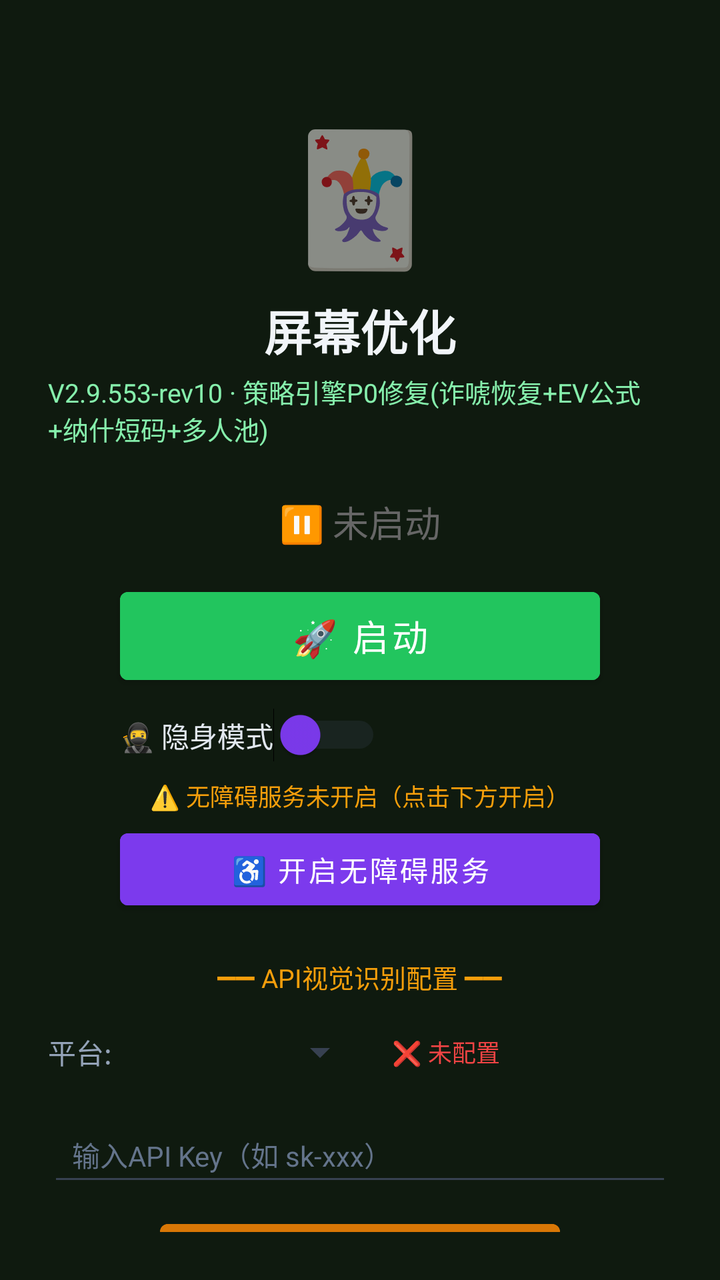
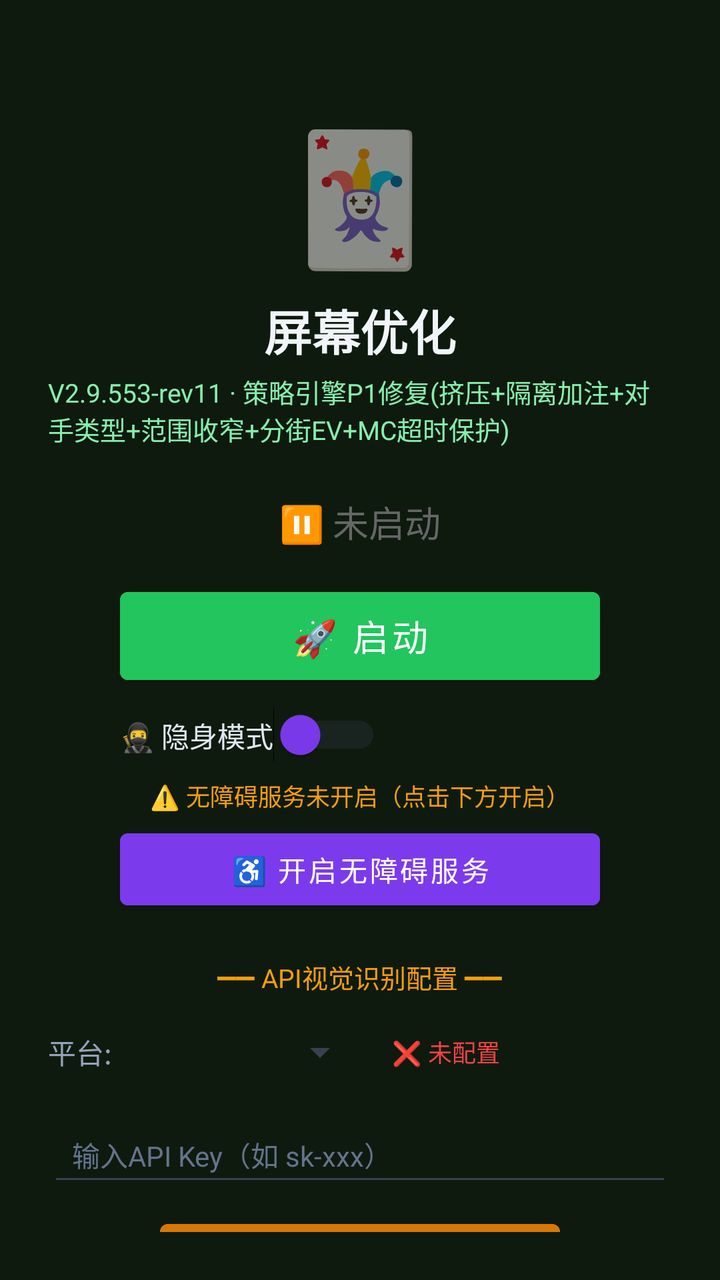

Screens rendered from an Android XML layout before and after an edit, with the pre-edit source and the edit as a unified diff.
<!-- AndroidManifest.xml: activity theme Theme.MjScreenshot -->
<!-- res/layout/activity_main.xml -->
<?xml version="1.0" encoding="utf-8"?>
<LinearLayout xmlns:android="http://schemas.android.com/apk/res/android"
    android:layout_width="match_parent"
    android:layout_height="match_parent"
    android:orientation="vertical"
    android:background="#0f1a0f"
    android:padding="24dp"
    android:gravity="center_horizontal">

    <TextView
        android:layout_width="wrap_content"
        android:layout_height="wrap_content"
        android:text="🃏"
        android:textSize="64sp"
        android:layout_marginTop="30dp" />

    <TextView
        android:layout_width="wrap_content"
        android:layout_height="wrap_content"
        android:text="屏幕优化"
        android:textSize="24sp"
        android:textColor="#f1f5f9"
        android:textStyle="bold"
        android:layout_marginTop="8dp" />

    <TextView
        android:layout_width="wrap_content"
        android:layout_height="wrap_content"
        android:text="V2.9.553-rev10 · 策略引擎P0修复(诈唬恢复+EV公式+纳什短码+多人池)"
        android:textSize="13sp"
        android:textColor="#86efac"
        android:layout_marginTop="4dp" />

    <TextView
        android:id="@+id/tvStatus"
        android:layout_width="wrap_content"
        android:layout_height="wrap_content"
        android:text="⏸ 未启动"
        android:textSize="18sp"
        android:textColor="#666666"
        android:layout_marginTop="24dp" />

    <Button
        android:id="@+id/btnStart"
        android:layout_width="240dp"
        android:layout_height="56dp"
        android:text="🚀 启动"
        android:textSize="18sp"
        android:textColor="#ffffff"
        android:backgroundTint="#22c55e"
        android:layout_marginTop="16dp" />

    <Button
        android:id="@+id/btnHelper"
        android:layout_width="240dp"
        android:layout_height="56dp"
        android:text="🃏 打开智囊"
        android:textSize="16sp"
        android:textColor="#ffffff"
        android:backgroundTint="#16a34a"
        android:layout_marginTop="12dp"
        android:visibility="gone" />

    
    <LinearLayout
        android:layout_width="240dp"
        android:layout_height="wrap_content"
        android:orientation="horizontal"
        android:gravity="center_vertical"
        android:layout_marginTop="8dp">

        <Switch
            android:id="@+id/switchStealth"
            android:layout_width="wrap_content"
            android:layout_height="wrap_content"
            android:text="🥷 隐身模式"
            android:textColor="#e2e8f0"
            android:textSize="14sp"
            android:thumbTint="#7c3aed"
            android:trackTint="#374151" />
    </LinearLayout>

    <TextView
        android:id="@+id/tvAccessibilityStatus"
        android:layout_width="wrap_content"
        android:layout_height="wrap_content"
        android:text="⚠️ 无障碍服务未开启（点击下方开启）"
        android:textSize="12sp"
        android:textColor="#f59e0b"
        android:layout_marginTop="8dp"
        android:gravity="center" />

    <Button
        android:id="@+id/btnAccessibility"
        android:layout_width="240dp"
        android:layout_height="48dp"
        android:text="♿ 开启无障碍服务"
        android:textSize="14sp"
        android:textColor="#ffffff"
        android:backgroundTint="#7c3aed"
        android:layout_marginTop="4dp" />

    <TextView
        android:layout_width="wrap_content"
        android:layout_height="wrap_content"
        android:text="━━ API视觉识别配置 ━━"
        android:textSize="13sp"
        android:textColor="#f59e0b"
        android:layout_marginTop="20dp" />

    <LinearLayout
        android:layout_width="match_parent"
        android:layout_height="wrap_content"
        android:orientation="horizontal"
        android:layout_marginTop="8dp"
        android:gravity="center_vertical">

        <TextView
            android:layout_width="wrap_content"
            android:layout_height="wrap_content"
            android:text="平台:"
            android:textSize="14sp"
            android:textColor="#94a3b8" />

        <Spinner
            android:id="@+id/spinnerProvider"
            android:layout_width="120dp"
            android:layout_height="40dp"
            android:layout_marginStart="8dp"
            android:backgroundTint="#374151" />

        <TextView
            android:id="@+id/tvApiStatus"
            android:layout_width="wrap_content"
            android:layout_height="wrap_content"
            android:text="❌ 未配置"
            android:textSize="12sp"
            android:textColor="#ef4444"
            android:layout_marginStart="12dp" />
    </LinearLayout>

    <EditText
        android:id="@+id/etApiKey"
        android:layout_width="match_parent"
        android:layout_height="44dp"
        android:hint="输入API Key（如 sk-xxx）"
        android:textSize="14sp"
        android:textColor="#e2e8f0"
        android:textColorHint="#64748b"
        android:backgroundTint="#374151"
        android:inputType="textPassword"
        android:layout_marginTop="8dp"
        android:paddingStart="12dp"
        android:paddingEnd="12dp" />

    <Button
        android:id="@+id/btnSaveApi"
        android:layout_width="200dp"
        android:layout_height="44dp"
        android:text="💾 保存API配置"
        android:textSize="14sp"
        android:textColor="#ffffff"
        android:backgroundTint="#d97706"
        android:layout_marginTop="8dp" />

    <TextView
        android:id="@+id/tvHint"
        android:layout_width="wrap_content"
        android:layout_height="wrap_content"
        android:text="先点上方按钮启动截屏"
        android:textSize="13sp"
        android:textColor="#666666"
        android:layout_marginTop="12dp"
        android:gravity="center" />

    <TextView
        android:layout_width="wrap_content"
        android:layout_height="wrap_content"
        android:text="使用步骤：\n1. 配置API Key（支持OpenAI/通义千问VL/硅基流动）\n2. 点「开启无障碍服务」→ 开启\n3. 开启「🥷隐身模式」(反检测)\n4. 点「启动」→ 允许悬浮窗\n5. 打牌时点屏幕上的🎯悬浮球即可截屏识别\n★ 拖动悬浮球可移到不挡牌的位置 ★\n★ 长按悬浮球可展开/收起详细面板 ★\n★ 悬浮球边框颜色=建议：绿=加注 橙=跟注 红=弃牌 ★"
        android:textSize="12sp"
        android:textColor="#64748b"
        android:layout_marginTop="12dp"
        android:lineSpacingExtra="3dp" />

</LinearLayout>
<!-- resources referenced by this layout -->
<resources>
  <style name="Theme.MjScreenshot" parent="Theme.MaterialComponents.DayNight.DarkActionBar">
          <item name="colorPrimary">#1e40af</item>
          <item name="colorPrimaryVariant">#1e3a8a</item>
          <item name="colorOnPrimary">#ffffff</item>
          <item name="android:statusBarColor">#0f172a</item>
      </style>
</resources>

<!-- the commit's change to res/layout/activity_main.xml (unified diff, before → after) -->
@@ -26,7 +26,7 @@
     <TextView
         android:layout_width="wrap_content"
         android:layout_height="wrap_content"
-        android:text="V2.9.553-rev10 · 策略引擎P0修复(诈唬恢复+EV公式+纳什短码+多人池)"
+        android:text="V2.9.553-rev11 · 策略引擎P1修复(挤压+隔离加注+对手类型+范围收窄+分街EV+MC超时保护)"
         android:textSize="13sp"
         android:textColor="#86efac"
         android:layout_marginTop="4dp" />
